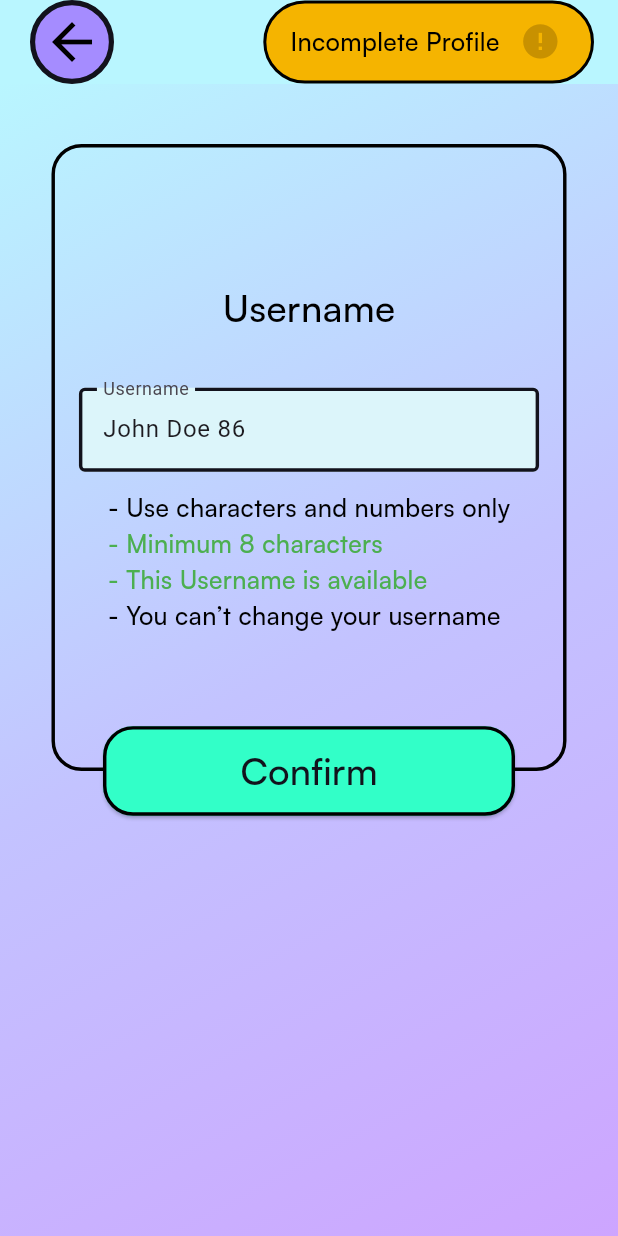
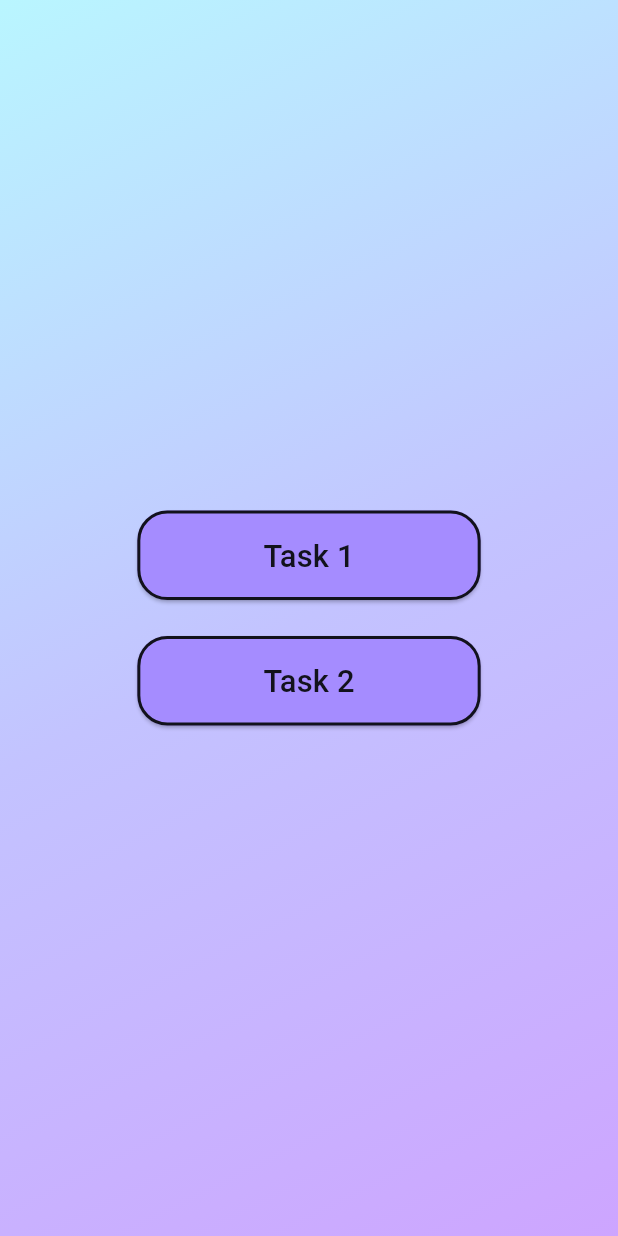
Before and after one commit to BahrudinAyub/internship_test, a Flutter app: the screen it shows after launch, on a phone screen of 412 x 824 dp. Run offline on Flutter 3.47's test engine with Material 3 defaults, Android fonts, the phone set to English and light mode, and no system bars; our stand-ins replace cloud_firestore, firebase_auth, firebase_core, flutter_screenutil, get; accounts and stored records are empty; network calls fail; statements that could not run were skipped.

Commit message:
submit 2

```diff
--- a/lib/main.dart
+++ b/lib/main.dart
@@ -1,6 +1,7 @@
 import 'package:flutter/material.dart';
 import 'package:flutter_screenutil/flutter_screenutil.dart';
 import 'package:firebase_core/firebase_core.dart';
+import 'package:firebase_auth/firebase_auth.dart';
 import 'firebase_options.dart';
 
 import 'screens/main_splashscreens.dart';
@@ -10,6 +11,10 @@ void main() async {
   await Firebase.initializeApp(
     options: DefaultFirebaseOptions.currentPlatform,
   );
+
+  // Inisialisasi Firebase Auth
+  await FirebaseAuth.instance.signInAnonymously();
+
   runApp(const MyApp());
 }
 
--- /dev/null
+++ b/lib/screens/chose_screens.dart
@@ -0,0 +1,66 @@
+import 'package:flutter/material.dart';
+import 'package:flutter_screenutil/flutter_screenutil.dart';
+import 'package:internship_test/colors/colors_app.dart';
+import 'package:internship_test/colors/colors_background.dart';
+import 'package:internship_test/screens/integrating_sceens.dart';
+import 'package:internship_test/screens/main_page_screens.dart';
+import 'package:internship_test/widgets/custom_button.dart';
+// Import the CustomButton class
+
+class ChoseScreens extends StatelessWidget {
+  const ChoseScreens({super.key});
+
+  @override
+  Widget build(BuildContext context) {
+    return Scaffold(
+      body: DecoratedBox(
+        decoration: const BoxDecoration(
+          gradient: BackgroundColor.gradient,
+        ),
+        child: Center(
+          child: SafeArea(
+            child: Column(
+              mainAxisAlignment: MainAxisAlignment.center,
+              children: [
+                CustomButton(
+                  text: 'Task 1',
+                  onPressed: () {
+                    Navigator.push(
+                      context,
+                      MaterialPageRoute(
+                          builder: (context) =>
+                             const MainPageScreens()), // Navigate to MainPageScreens
+                    );
+                  },
+                  textStyle: TextStyle(
+                      color: ColorsApp.black1,
+                      fontSize: MediaQuery.of(context).size.width * 0.05),
+                  width: 200.w,
+                  height: 50.h,
+                ),
+                SizedBox(height: 20.h), // Add some spacing between buttons
+                CustomButton(
+                  text: 'Task 2',
+                  onPressed: () {
+                     Navigator.push(
+                      context,
+                      MaterialPageRoute(
+                          builder: (context) =>
+                             const IntegratingSceens()), // Navigate to MainPageScreens
+                    );
+                  },
+                  // color: Colors.green,
+                  textStyle: TextStyle(
+                      color: ColorsApp.black1,
+                      fontSize: MediaQuery.of(context).size.width * 0.05),
+                  width: 200.w,
+                  height: 50.h,
+                ),
+              ],
+            ),
+          ),
+        ),
+      ),
+    );
+  }
+}
--- a/lib/screens/main_splashscreens.dart
+++ b/lib/screens/main_splashscreens.dart
@@ -1,7 +1,8 @@
 import 'dart:async';
 import 'package:flutter/material.dart';
 import 'package:internship_test/fonts/font_satoshi.dart';
-import 'package:internship_test/screens/main_page_screens.dart';
+import 'package:internship_test/screens/chose_screens.dart';
+
 
 class SplashScreen extends StatefulWidget {
   const SplashScreen({super.key});
@@ -16,7 +17,7 @@ class _SplashScreenState extends State<SplashScreen> {
     super.initState();
     Timer(const Duration(seconds: 3), () {
       Navigator.of(context).pushReplacement(
-        MaterialPageRoute(builder: (context) => const MainPageScreens()),
+        MaterialPageRoute(builder: (context) => const ChoseScreens()),
       );
     });
   }
--- /dev/null
+++ b/lib/widgets/custom_button.dart
@@ -0,0 +1,54 @@
+import 'package:flutter/material.dart';
+import 'package:internship_test/colors/colors_app.dart';
+import 'package:internship_test/fonts/font_satoshi.dart';
+
+class CustomButton extends StatelessWidget {
+  final String text;
+  final VoidCallback onPressed;
+  final Color color;
+  final TextStyle textStyle;
+  final double width;
+  final double height;
+  final EdgeInsetsGeometry padding;
+  final BorderRadiusGeometry borderRadius;
+  final double borderWidth;
+  final Color borderColor;
+
+  const CustomButton({
+    Key? key,
+    required this.text,
+    required this.onPressed,
+    this.color = ColorsApp.purple,
+    this.textStyle = SatoshiTextStyle.normalStyle,
+    this.width = double.infinity,
+    this.height = 50.0,
+    this.padding = const EdgeInsets.all(8.0),
+    this.borderRadius = const BorderRadius.all(Radius.circular(20.0)),
+    this.borderWidth = 2.0,
+    this.borderColor = ColorsApp.black1 // Default border color is black
+  }) : super(key: key);
+
+  @override
+  Widget build(BuildContext context) {
+    return SizedBox(
+      width: width,
+      height: height,
+      child: ElevatedButton(
+        style: ElevatedButton.styleFrom(
+          backgroundColor: color,
+          padding: padding,
+          shape: RoundedRectangleBorder(
+            borderRadius: borderRadius,
+            side: BorderSide(
+              color: borderColor,
+              width: borderWidth,
+
+            ),
+          ),
+        ),
+        onPressed: onPressed,
+        child: Text(text, style: textStyle),
+      ),
+    );
+  }
+}
--- a/pubspec.yaml
+++ b/pubspec.yaml
@@ -40,6 +40,7 @@ dependencies:
   cloud_firestore: ^5.1.0
   get: ^4.6.6
   firebase_database: ^11.0.3
+  firebase_auth: ^5.1.3
 
 dev_dependencies:
   flutter_test:
@@ -67,7 +68,8 @@ flutter:
   # assets:
   #   - images/a_dot_burr.jpeg
   #   - images/a_dot_ham.jpeg
-
+  assets:
+    - assets/videos/sample_video.mp4
   # An image asset can refer to one or more resolution-specific "variants", see
   # https://flutter.dev/assets-and-images/#resolution-aware
 
```
Also changed, not shown: lib/controllers/username_controller.dart (+21 -14 lines), lib/screens/integrating_sceens.dart (added, +113 -0 lines), lib/screens/main_page_screens.dart (+9 -1 lines), pubspec.lock, 7 other files.
